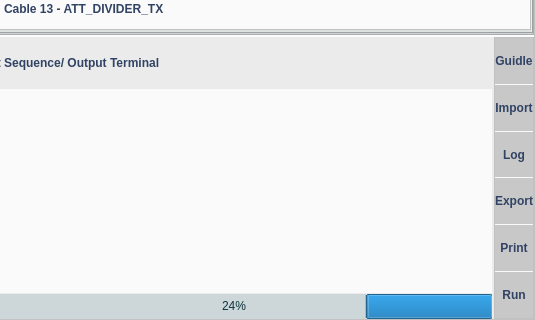
The window that testelectriccable.ui (phandinhbacptit/ARS-Testing) describes before a commit, drawn with Qt 5; both pictures show x 536 to 1071 and y 439 to 759 of the 1071 by 759 pixel window.
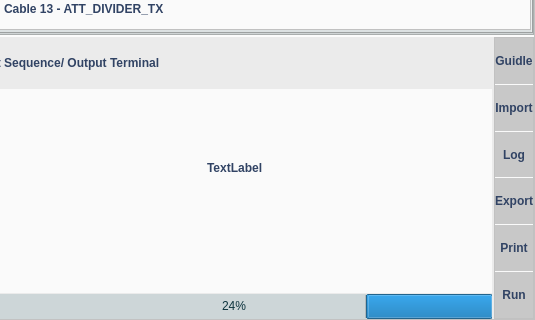
The same window after the commit. Icons and pictures are not drawn.

Commit message: get sign slot from another class to mainwindow

```diff
--- a/testelectriccable.ui
+++ b/testelectriccable.ui
@@ -4283,6 +4283,19 @@
            <property name="frameShadow">
             <enum>QFrame::Raised</enum>
            </property>
+           <widget class="QLabel" name="label_116">
+            <property name="geometry">
+             <rect>
+              <x>230</x>
+              <y>70</y>
+              <width>67</width>
+              <height>17</height>
+             </rect>
+            </property>
+            <property name="text">
+             <string>TextLabel</string>
+            </property>
+           </widget>
           </widget>
          </item>
          <item row="2" column="0">
```
Left out of the diff: 8 changed lines with no effect on the pictures. The commit also changes 116 other files.
